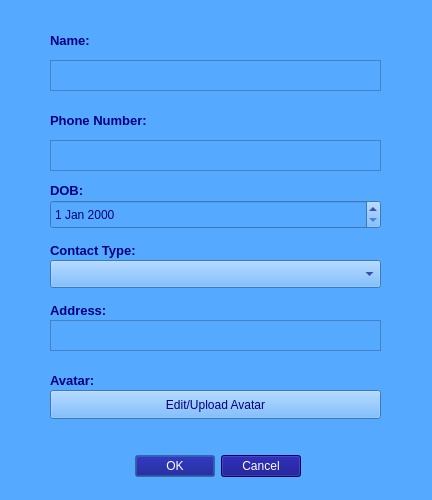
Above: Address_Book/profile_page.ui from kajo12864/Address-Book before the change. Below: the same form after it.
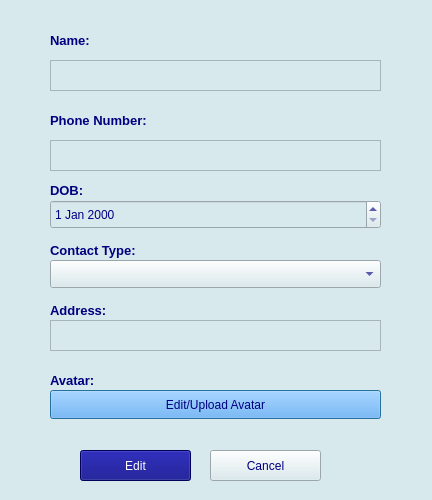
That is the form after the change.

The edit to the form file:
```diff
--- a/Address_Book/profile_page.ui
+++ b/Address_Book/profile_page.ui
@@ -14,35 +14,9 @@
    <string>Dialog</string>
   </property>
   <property name="styleSheet">
-   <string notr="true">background-color: rgb(85, 170, 255);
+   <string notr="true">background-color: rgb(216, 233, 238);
 color: rgb(0, 0, 127);</string>
   </property>
-  <widget class="QDialogButtonBox" name="submitDetailsBtn">
-   <property name="geometry">
-    <rect>
-     <x>-40</x>
-     <y>450</y>
-     <width>341</width>
-     <height>32</height>
-    </rect>
-   </property>
-   <property name="font">
-    <font>
-     <pointsize>9</pointsize>
-     <bold>true</bold>
-    </font>
-   </property>
-   <property name="styleSheet">
-    <string notr="true">background-color: rgb(0, 0, 127);
-color: white;</string>
-   </property>
-   <property name="orientation">
-    <enum>Qt::Orientation::Horizontal</enum>
-   </property>
-   <property name="standardButtons">
-    <set>QDialogButtonBox::StandardButton::Cancel|QDialogButtonBox::StandardButton::Ok</set>
-   </property>
-  </widget>
   <widget class="QTextEdit" name="nameTxtBox">
    <property name="geometry">
     <rect>
@@ -252,10 +226,43 @@
      <bold>false</bold>
     </font>
    </property>
+   <property name="styleSheet">
+    <string notr="true">background-color: rgb(85, 170, 255);</string>
+   </property>
    <property name="text">
     <string>Edit/Upload Avatar</string>
    </property>
   </widget>
+  <widget class="QPushButton" name="pushButton">
+   <property name="geometry">
+    <rect>
+     <x>80</x>
+     <y>450</y>
+     <width>111</width>
+     <height>31</height>
+    </rect>
+   </property>
+   <property name="styleSheet">
+    <string notr="true">background-color: rgb(0, 0, 127);
+color: white;</string>
+   </property>
+   <property name="text">
+    <string>Edit</string>
+   </property>
+  </widget>
+  <widget class="QPushButton" name="cancelBtn">
+   <property name="geometry">
+    <rect>
+     <x>210</x>
+     <y>450</y>
+     <width>111</width>
+     <height>31</height>
+    </rect>
+   </property>
+   <property name="text">
+    <string>Cancel</string>
+   </property>
+  </widget>
  </widget>
  <resources/>
  <connections>
```
Left out of the diff: 35 changed lines with no effect on the pictures.
